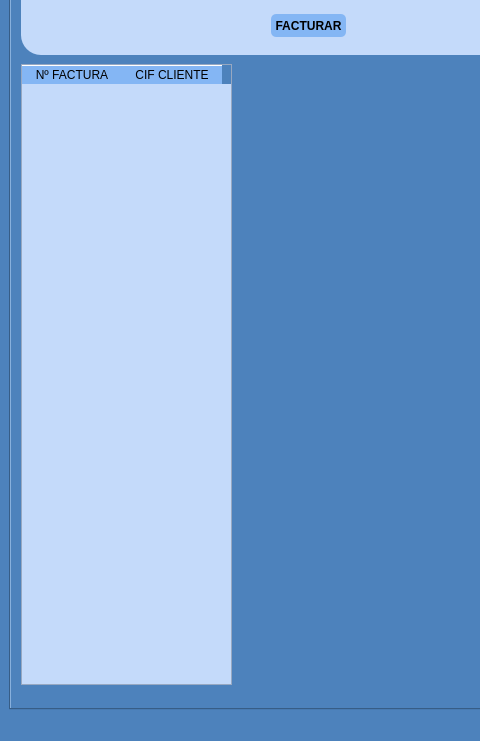
The window that templates/MainWindow.ui (braisd11/CarTeis) describes before a commit, drawn with Qt 5; both pictures show x 0 to 480 and y 209 to 950 of the 1024 by 950 pixel window.
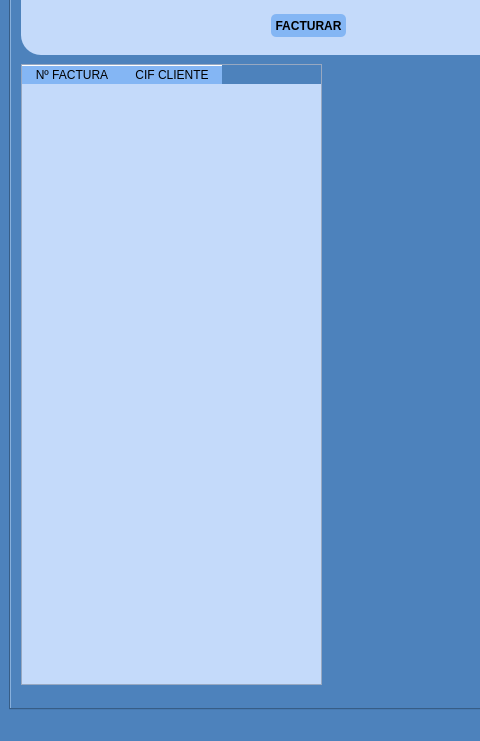
The same window after the commit. Icons and pictures are not drawn.

What changed in the file:
```diff
--- a/templates/MainWindow.ui
+++ b/templates/MainWindow.ui
@@ -1870,7 +1870,7 @@
          <rect>
           <x>10</x>
           <y>190</y>
-          <width>211</width>
+          <width>301</width>
           <height>621</height>
          </rect>
         </property>
```
